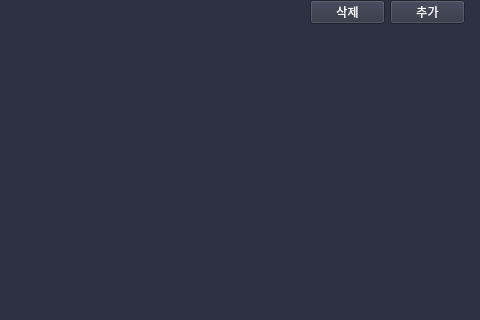
Old version of the form components/page2/page2.ui in the repository TF-LAVENDER/Lavender; both pictures show x 480 to 960 and y 0 to 320 of the 960 by 500 pixel window.
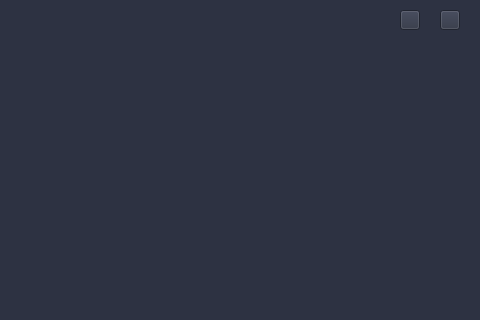
New version of the form. Icons and pictures are not drawn.

What changed in the file:
```diff
--- a/components/page2/page2.ui
+++ b/components/page2/page2.ui
@@ -124,27 +124,41 @@
      <widget class="QPushButton" name="addButton">
       <property name="geometry">
        <rect>
-        <x>870</x>
-        <y>0</y>
-        <width>75</width>
-        <height>24</height>
+        <x>920</x>
+        <y>10</y>
+        <width>20</width>
+        <height>20</height>
        </rect>
       </property>
+      <property name="cursor">
+       <cursorShape>PointingHandCursor</cursorShape>
+      </property>
+      <property name="styleSheet">
+       <string notr="true">border-image: url(&quot;components/page2/images/add_rule.png&quot;);
+margin: 0;</string>
+      </property>
       <property name="text">
-       <string>추가</string>
+       <string/>
       </property>
      </widget>
      <widget class="QPushButton" name="delButton">
       <property name="geometry">
        <rect>
-        <x>790</x>
-        <y>0</y>
-        <width>75</width>
-        <height>24</height>
+        <x>880</x>
+        <y>10</y>
+        <width>20</width>
+        <height>20</height>
        </rect>
       </property>
+      <property name="cursor">
+       <cursorShape>PointingHandCursor</cursorShape>
+      </property>
+      <property name="styleSheet">
+       <string notr="true">border-image: url(&quot;components/page2/images/delete_rule.png&quot;);
+margin: 0;</string>
+      </property>
       <property name="text">
-       <string>삭제</string>
+       <string/>
       </property>
      </widget>
     </widget>
```
Left out of the diff: 9 changed lines with no effect on the pictures.
